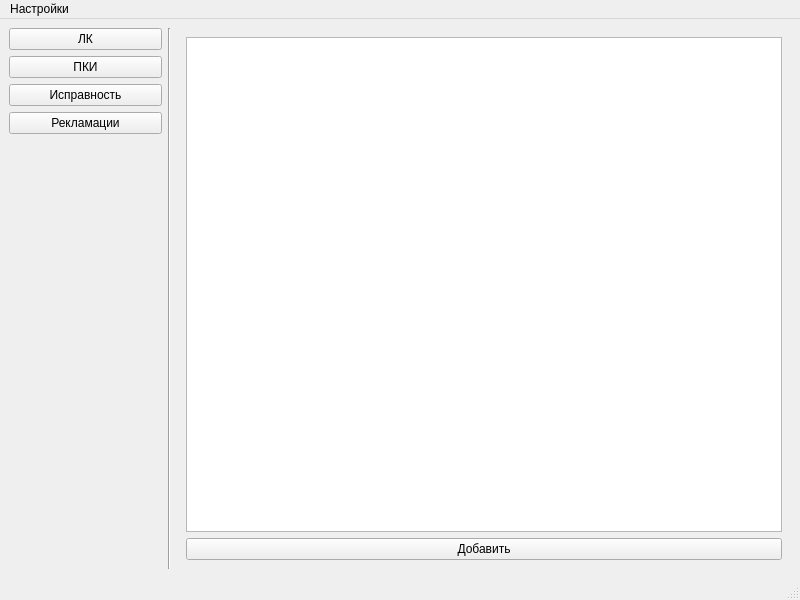
Before: the Qt Designer form ui/mainwindow.ui in nightmare04/Engineer, drawn with Qt 5.
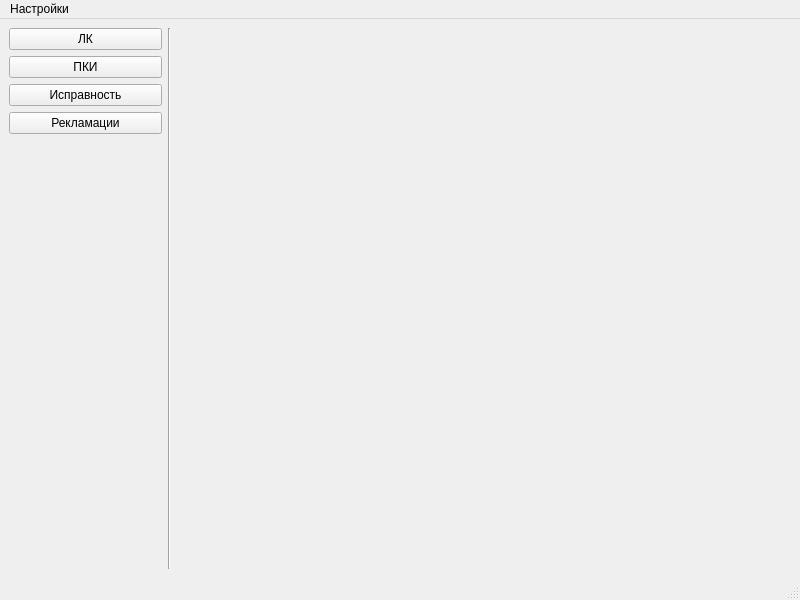
After: the same form once the commit is applied. The open tabs and pages were chosen to show the change.

Patch:
```diff
--- a/ui/mainwindow.ui
+++ b/ui/mainwindow.ui
@@ -77,22 +77,7 @@
       </property>
       <widget class="QWidget" name="pki_page"/>
       <widget class="QWidget" name="lk_page">
-       <layout class="QVBoxLayout" name="verticalLayout_2" stretch="15,0">
-        <item>
-         <widget class="QTableView" name="tableView"/>
-        </item>
-        <item>
-         <layout class="QHBoxLayout" name="horizontalLayout_2">
-          <item>
-           <widget class="QPushButton" name="btn_add_lk">
-            <property name="text">
-             <string>Добавить</string>
-            </property>
-           </widget>
-          </item>
-         </layout>
-        </item>
-       </layout>
+       <layout class="QVBoxLayout" name="verticalLayout_2" stretch=""/>
       </widget>
       <widget class="QWidget" name="ispr_page"/>
       <widget class="QWidget" name="rekl_page"/>
```
Left out of the diff: 2 changed lines with no effect on the pictures.
